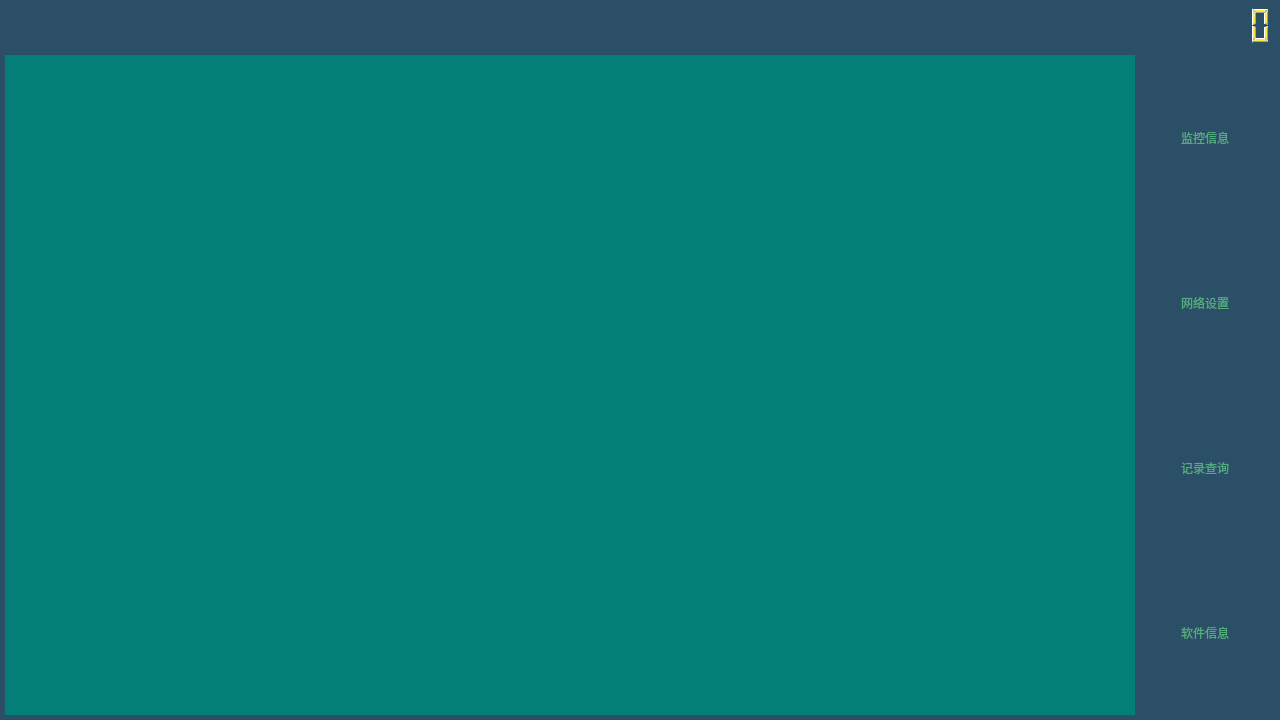
Old version of the form MainPage/mainwindow.ui in the repository jiangyerui/PowerRemote.
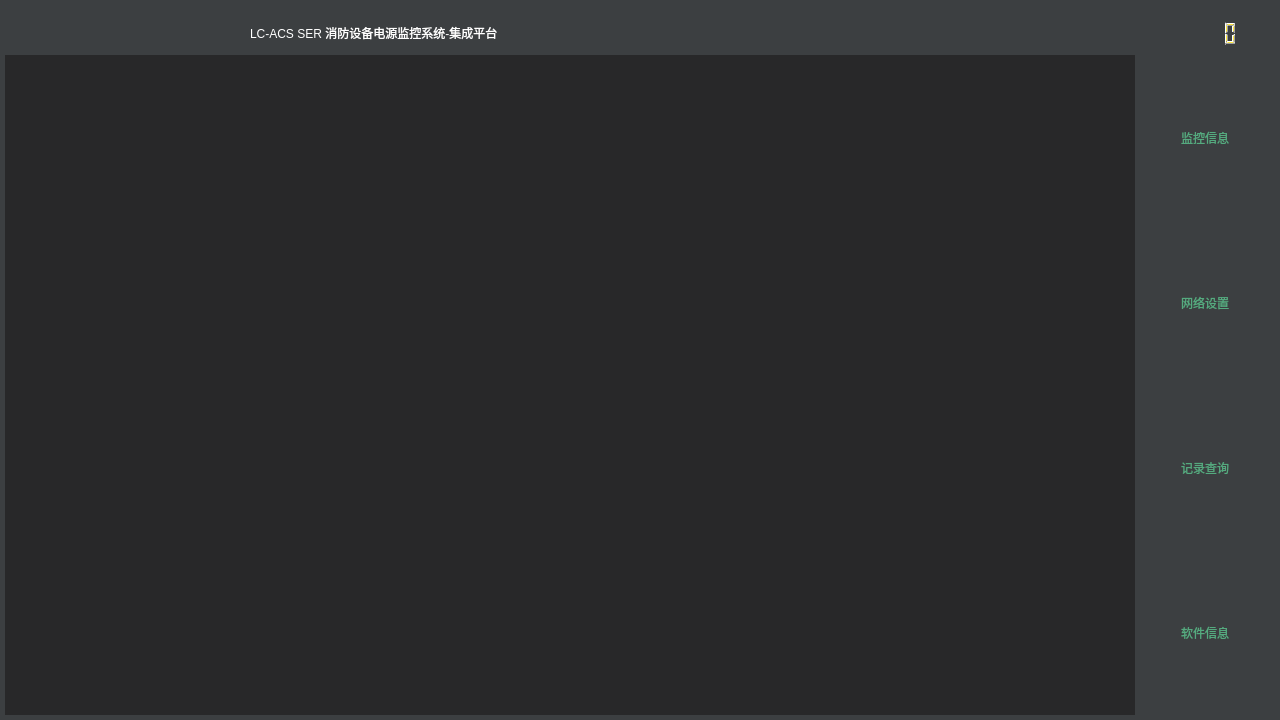
New version of the form. Icons and pictures are not drawn.

```diff
--- a/MainPage/mainwindow.ui
+++ b/MainPage/mainwindow.ui
@@ -23,27 +23,26 @@
    </size>
   </property>
   <property name="windowTitle">
-   <string>电气火灾远程监控系统-客户端</string>
+   <string>消防设备电源监控系统-集成平台</string>
   </property>
   <widget class="QWidget" name="centralWidget">
    <property name="styleSheet">
     <string notr="true">QWidget#centralWidget{
 color: rgb(255, 255,255);
-background-color: rgb(0, 50, 105);
-background-color: rgb(43, 79, 102);
+background-color: rgb(60,63,65);
 
 }
 QToolButton{
 font: 22pt &quot;楷体&quot;;
 border:2px none;
 color: rgb(85, 170, 127);
-border-color: rgb(0, 170, 127);
+border-color: rgb(60,63,65);
 }
 
 QToolButton:hover{
 font: 24pt &quot;楷体&quot;;
 color: rgb(255, 255, 255);
-background-color: rgb(3, 127, 119);
+background-color: rgb(60,63,65);
 }
 
 </string>
@@ -145,7 +144,7 @@
      </rect>
     </property>
     <property name="styleSheet">
-     <string notr="true">background-color: rgb(3, 127, 119);</string>
+     <string notr="true">background-color: rgb(40, 40, 41);</string>
     </property>
    </widget>
    <widget class="QToolButton" name="tBtnAboutInfo">
@@ -187,7 +186,7 @@
      </rect>
     </property>
     <property name="styleSheet">
-     <string notr="true">background-color: rgb(43, 79, 102);</string>
+     <string notr="true">background-color: rgb(60,63,65);</string>
     </property>
     <property name="text">
      <string/>
@@ -203,7 +202,7 @@
      </rect>
     </property>
     <property name="styleSheet">
-     <string notr="true">background-color: rgb(43, 79, 102);</string>
+     <string notr="true">background-color: rgb(60,63,65);</string>
     </property>
     <property name="text">
      <string/>
@@ -212,12 +211,18 @@
    <widget class="QLCDNumber" name="lcdNumber">
     <property name="geometry">
      <rect>
-      <x>960</x>
-      <y>5</y>
-      <width>315</width>
-      <height>40</height>
+      <x>1010</x>
+      <y>20</y>
+      <width>260</width>
+      <height>26</height>
      </rect>
     </property>
+    <property name="font">
+     <font>
+      <family>04b_21</family>
+      <pointsize>6</pointsize>
+     </font>
+    </property>
     <property name="styleSheet">
      <string notr="true">color: rgb(255, 255, 255);
 color: rgb(255, 232, 56);
@@ -228,6 +233,42 @@
      <number>16</number>
     </property>
    </widget>
+   <widget class="QLabel" name="label_3">
+    <property name="geometry">
+     <rect>
+      <x>250</x>
+      <y>10</y>
+      <width>731</width>
+      <height>45</height>
+     </rect>
+    </property>
+    <property name="styleSheet">
+     <string notr="true">font: 26pt &quot;楷体&quot;;
+color: rgb(255, 255, 255);</string>
+    </property>
+    <property name="text">
+     <string>LC-ACS SER 消防设备电源监控系统-集成平台</string>
+    </property>
+   </widget>
+   <widget class="QLabel" name="label_4">
+    <property name="geometry">
+     <rect>
+      <x>30</x>
+      <y>0</y>
+      <width>151</width>
+      <height>51</height>
+     </rect>
+    </property>
+    <property name="text">
+     <string/>
+    </property>
+    <property name="pixmap">
+     <pixmap resource="image.qrc">:/Image/LOGO.png</pixmap>
+    </property>
+    <property name="scaledContents">
+     <bool>true</bool>
+    </property>
+   </widget>
    <zorder>label_2</zorder>
    <zorder>tBtnRecordInfo</zorder>
    <zorder>tBtnDisplayInfo</zorder>
@@ -236,6 +277,8 @@
    <zorder>tBtnAboutInfo</zorder>
    <zorder>label</zorder>
    <zorder>lcdNumber</zorder>
+   <zorder>label_3</zorder>
+   <zorder>label_4</zorder>
   </widget>
  </widget>
  <layoutdefault spacing="6" margin="11"/>
```
